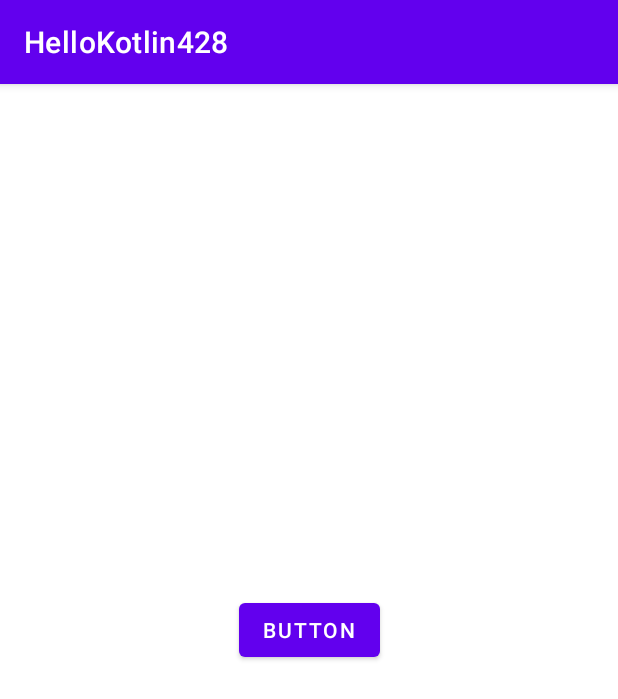
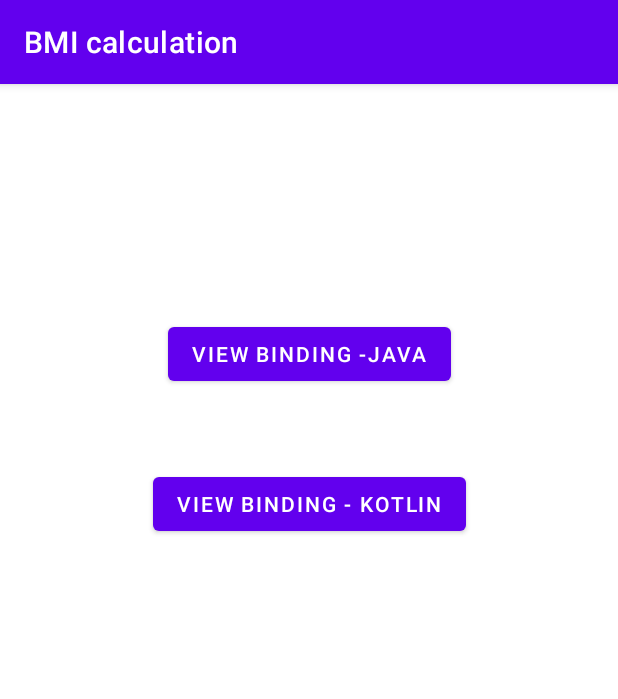
Before and after one commit to parkseungjun12/HelloKotlin428, an Android app: the screen it shows after launch (MainActivity), on a phone screen of 412 x 824 dp. Shown: the top 699 px of the screen. Run offline under Robolectric (Android 15) with nearby library versions, the phone set to English and light mode, and no system bars.

Commit message:
Java+Kotlin buttons

```diff
--- a/app/src/main/java/com/example/hellokotlin428/MainActivity.kt
+++ b/app/src/main/java/com/example/hellokotlin428/MainActivity.kt
@@ -1,20 +1,26 @@
 package com.example.hellokotlin428
 
+import android.content.Intent
 import androidx.appcompat.app.AppCompatActivity
 import android.os.Bundle
 import android.widget.Button
 import android.widget.Toast
 
 class MainActivity : AppCompatActivity() {
+//    val btnHello = findViewById<Button>(R.id.btnJava)
     override fun onCreate(savedInstanceState: Bundle?) {
         super.onCreate(savedInstanceState)
         setContentView(R.layout.activity_main)
 
-        //var btnHello : Button // val == final, const
-        val btnHello = findViewById<Button>(R.id.btnHello)
-        //btnHello = findViewById(R.id.btnHello)
-        btnHello.setOnClickListener {
-            Toast.makeText(this@MainActivity, "Hello Kotlin", Toast.LENGTH_LONG).show()
+
+        val btnJava = findViewById<Button>(R.id.btnJava)
+        val btnKotlin = findViewById<Button>(R.id.btnKotlin)
+
+        btnJava.setOnClickListener {
+            startActivity(Intent(this@MainActivity, BmiJavaActivity::class.java))
+        }
+        btnKotlin.setOnClickListener {
+            startActivity(Intent( this@MainActivity, BmiKotlinActivity::class.java))
         }
     }
 }
--- a/app/src/main/res/layout/activity_main.xml
+++ b/app/src/main/res/layout/activity_main.xml
@@ -7,13 +7,23 @@
     tools:context=".MainActivity">
 
     <Button
-        android:id="@+id/btnHello"
+        android:id="@+id/btnJava"
         android:layout_width="wrap_content"
         android:layout_height="wrap_content"
-        android:layout_marginTop="340dp"
-        android:text="Button"
+        android:layout_marginTop="156dp"
+        android:text="VIEW BINDING -JAVA"
         app:layout_constraintEnd_toEndOf="parent"
         app:layout_constraintStart_toStartOf="parent"
         app:layout_constraintTop_toTopOf="parent" />
 
+    <Button
+        android:id="@+id/btnKotlin"
+        android:layout_width="wrap_content"
+        android:layout_height="wrap_content"
+        android:layout_marginTop="52dp"
+        android:text="VIEW BINDING - KOTLIN"
+        app:layout_constraintEnd_toEndOf="parent"
+        app:layout_constraintStart_toStartOf="parent"
+        app:layout_constraintTop_toBottomOf="@+id/btnJava" />
+
 </androidx.constraintlayout.widget.ConstraintLayout>
```
Also changed, not shown: app/src/main/AndroidManifest.xml (+9 -1 lines), app/src/main/java/com/example/hellokotlin428/BmiJavaActivity.java (added, +14 -0 lines), app/src/main/java/com/example/hellokotlin428/BmiKotlinActivity.kt (added, +11 -0 lines), app/src/main/res/layout/layout_view_binding.xml (added, +69 -0 lines).
